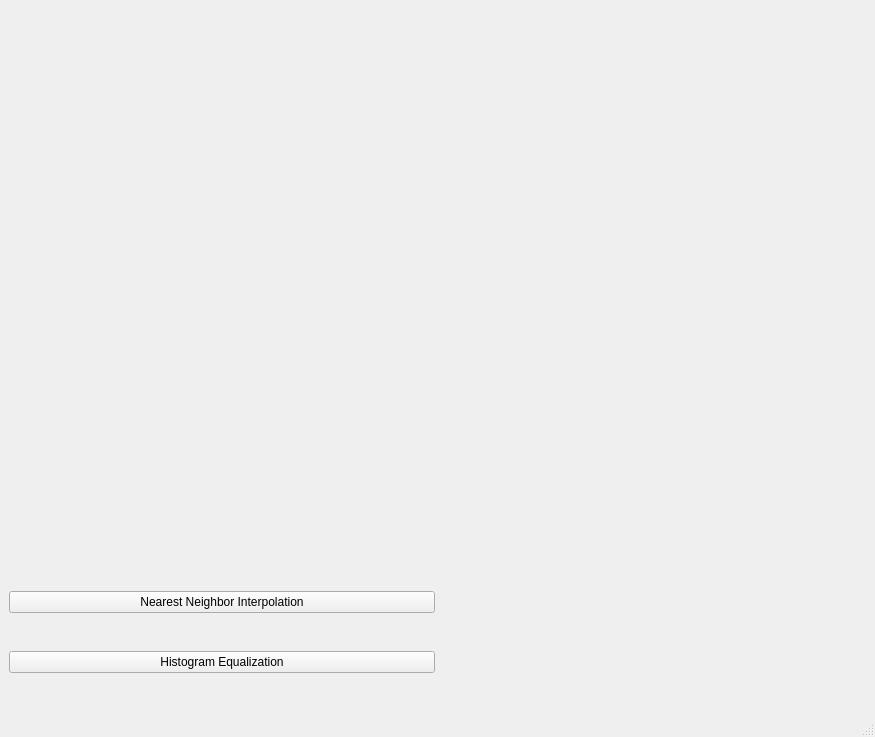
Old version of the form forms/mainwindow.ui in the repository expodecay/5550_DIP.
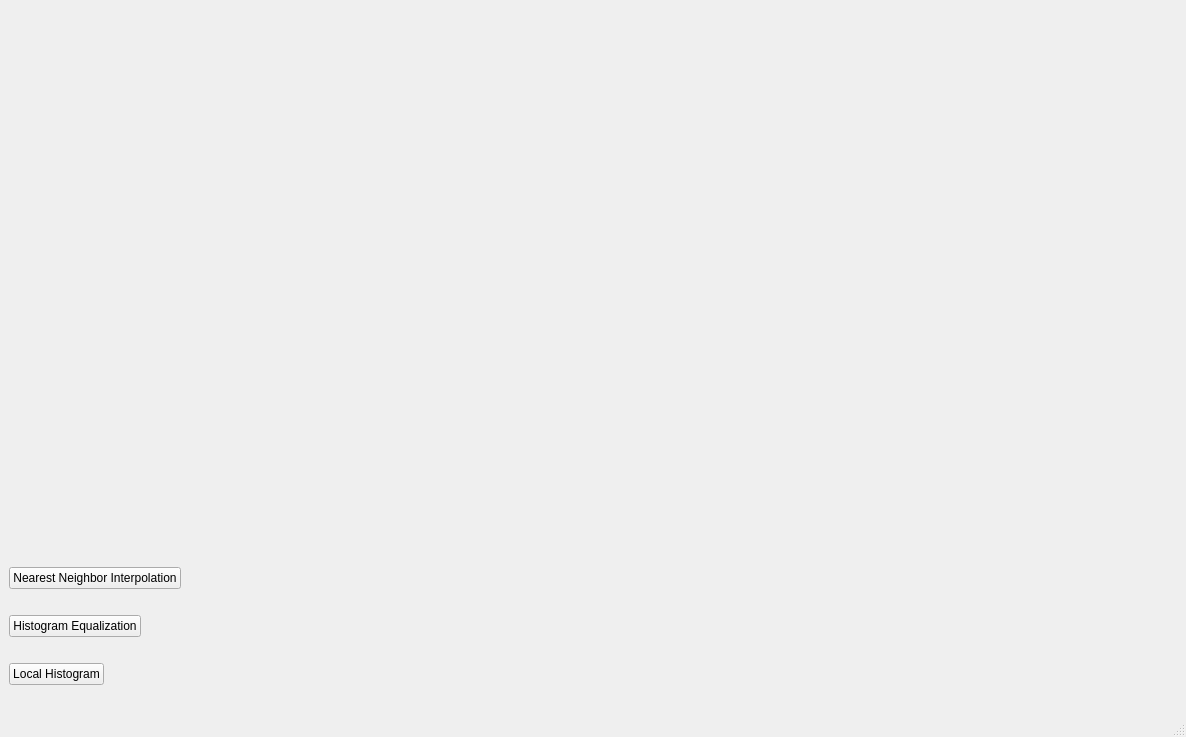
New version of the form.

Commit message: adding opencv version of local HE

The edit to the form file:
```diff
--- a/forms/mainwindow.ui
+++ b/forms/mainwindow.ui
@@ -6,7 +6,7 @@
    <rect>
     <x>0</x>
     <y>0</y>
-    <width>875</width>
+    <width>1186</width>
     <height>737</height>
    </rect>
   </property>
@@ -15,6 +15,32 @@
   </property>
   <widget class="QWidget" name="centralwidget">
    <layout class="QGridLayout" name="gridLayout">
+    <item row="0" column="0">
+     <widget class="QLabel" name="label_pic2">
+      <property name="text">
+       <string/>
+      </property>
+     </widget>
+    </item>
+    <item row="3" column="0" alignment="Qt::AlignLeft">
+     <widget class="QPushButton" name="Nearest_Neighbor_Interpolation">
+      <property name="text">
+       <string>Nearest Neighbor Interpolation</string>
+      </property>
+     </widget>
+    </item>
+    <item row="4" column="0" alignment="Qt::AlignLeft">
+     <widget class="QPushButton" name="Histogram_Equalization">
+      <property name="font">
+       <font>
+        <pointsize>9</pointsize>
+       </font>
+      </property>
+      <property name="text">
+       <string>Histogram Equalization</string>
+      </property>
+     </widget>
+    </item>
     <item row="0" column="2">
      <widget class="QLabel" name="label_pic">
       <property name="enabled">
@@ -34,29 +60,10 @@
       </property>
      </widget>
     </item>
-    <item row="2" column="0">
-     <widget class="QPushButton" name="Nearest_Neighbor_Interpolation">
+    <item row="5" column="0" alignment="Qt::AlignLeft">
+     <widget class="QPushButton" name="Local_Histogram">
       <property name="text">
-       <string>Nearest Neighbor Interpolation</string>
-      </property>
-     </widget>
-    </item>
-    <item row="0" column="0">
-     <widget class="QLabel" name="label_pic2">
-      <property name="text">
-       <string/>
-      </property>
-     </widget>
-    </item>
-    <item row="3" column="0">
-     <widget class="QPushButton" name="Histogram_Equalization">
-      <property name="font">
-       <font>
-        <pointsize>9</pointsize>
-       </font>
-      </property>
-      <property name="text">
-       <string>Histogram Equalization</string>
+       <string>Local Histogram</string>
       </property>
      </widget>
     </item>
```
Left out of the diff: 2 changed lines with no effect on the pictures. The commit also changes 4 other files.
